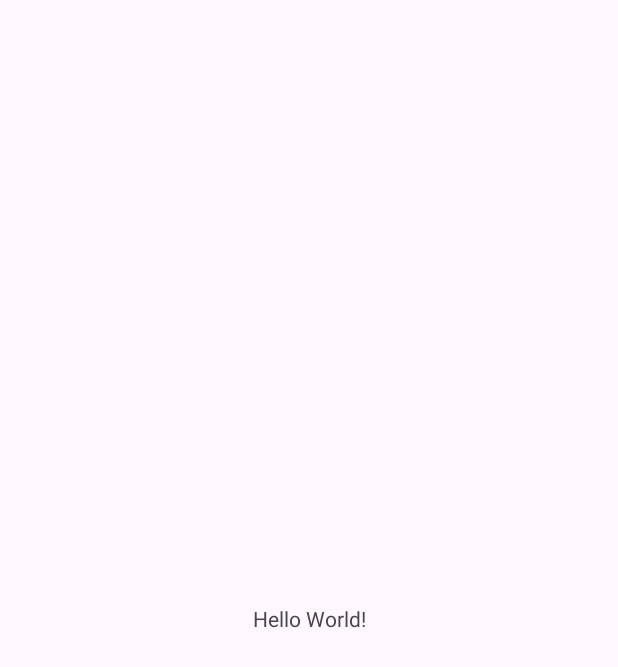
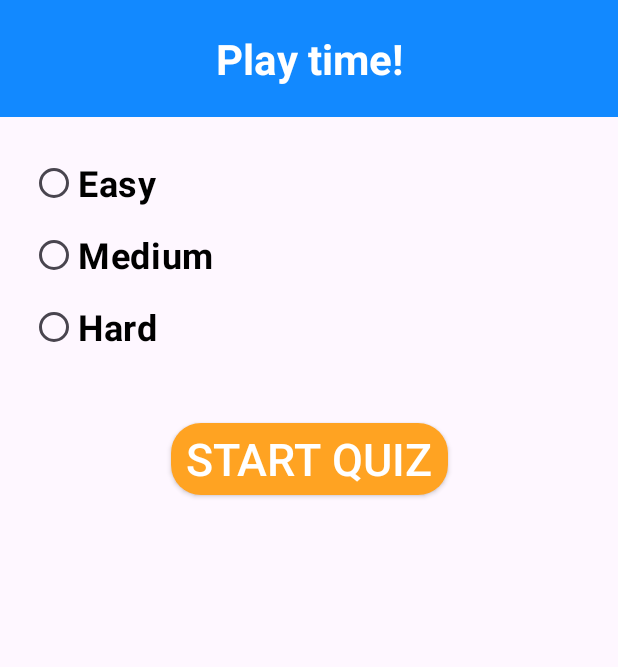
Before and after one commit to klouseasava/child-calculator, an Android app: the screen it shows after launch (MainActivity), on a phone screen of 412 x 824 dp. Before the commit the part shown is almost empty. Shown: the top 667 px of the screen. Run offline under Robolectric (Android 15) with nearby library versions, the phone set to English and light mode, and no system bars.

Commit message:
added main page

```diff
--- /dev/null
+++ b/app/src/main/res/drawable/btn_bg.xml
@@ -0,0 +1,5 @@
+<?xml version="1.0" encoding="utf-8"?>
+<shape xmlns:android="http://schemas.android.com/apk/res/android">
+    <solid android:color="#ffa322" />
+    <corners android:radius="20dp"/>
+</shape>
--- /dev/null
+++ b/app/src/main/res/drawable/header.xml
@@ -0,0 +1,6 @@
+<?xml version="1.0" encoding="utf-8"?>
+<shape xmlns:android="http://schemas.android.com/apk/res/android">
+
+     <solid android:color="#1289ff" />
+
+</shape>
--- a/app/src/main/res/layout/activity_main.xml
+++ b/app/src/main/res/layout/activity_main.xml
@@ -8,12 +8,68 @@
     tools:context=".MainActivity">
 
     <TextView
-        android:layout_width="wrap_content"
+        android:id="@+id/tv_playtime"
+        android:layout_width="match_parent"
         android:layout_height="wrap_content"
-        android:text="Hello World!"
-        app:layout_constraintBottom_toBottomOf="parent"
-        app:layout_constraintEnd_toEndOf="parent"
-        app:layout_constraintStart_toStartOf="parent"
+        android:padding="20dp"
+        android:gravity="center"
+        android:text="Play time!"
+        android:textSize="28sp"
+        android:textStyle="bold"
+        android:textColor="@color/white"
+        android:background="@drawable/header"
         app:layout_constraintTop_toTopOf="parent" />
 
+    <RadioGroup
+        android:id="@+id/rd_radio_group"
+        android:layout_width="match_parent"
+        android:layout_height="wrap_content"
+        app:layout_constraintTop_toBottomOf="@+id/tv_playtime"
+        android:layout_margin="20dp"
+        >
+        <RadioButton
+            android:layout_width="wrap_content"
+            android:layout_height="wrap_content"
+            android:text="Easy"
+            android:textColor="@color/black"
+            android:textSize="24sp"
+            android:textStyle="bold"
+            />
+        <RadioButton
+            android:layout_width="wrap_content"
+            android:layout_height="wrap_content"
+            android:text="Medium"
+            android:textColor="@color/black"
+            android:textSize="24sp"
+            android:textStyle="bold"
+            />
+        <RadioButton
+            android:layout_width="wrap_content"
+            android:layout_height="wrap_content"
+            android:text="Hard"
+            android:textColor="@color/black"
+            android:textSize="24sp"
+            android:textStyle="bold"
+            />
+
+
+
+    </RadioGroup>
+<android.widget.Button
+    android:layout_width="wrap_content"
+    android:layout_height="wrap_content"
+    android:text="Start quiz"
+    android:textSize="30sp"
+    android:textColor="@color/white"
+    android:paddingStart="10dp"
+    android:paddingEnd="10dp"
+    android:background="@drawable/btn_bg"
+    app:layout_constraintTop_toBottomOf="@+id/rd_radio_group"
+    app:layout_constraintStart_toStartOf="parent"
+    app:layout_constraintEnd_toEndOf="parent"
+    android:layout_marginTop="40dp"
+    />
+
+
+
 </androidx.constraintlayout.widget.ConstraintLayout>
--- a/app/src/main/res/values/colors.xml
+++ b/app/src/main/res/values/colors.xml
@@ -2,4 +2,5 @@
 <resources>
     <color name="black">#FF000000</color>
     <color name="white">#FFFFFFFF</color>
+    <color name="playime">#00ff00</color>
 </resources>
```
